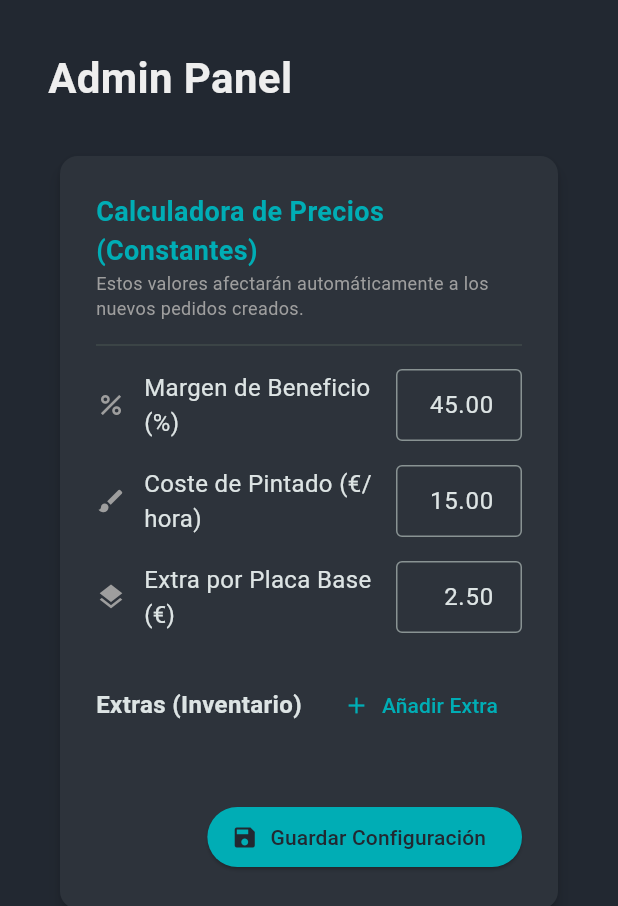
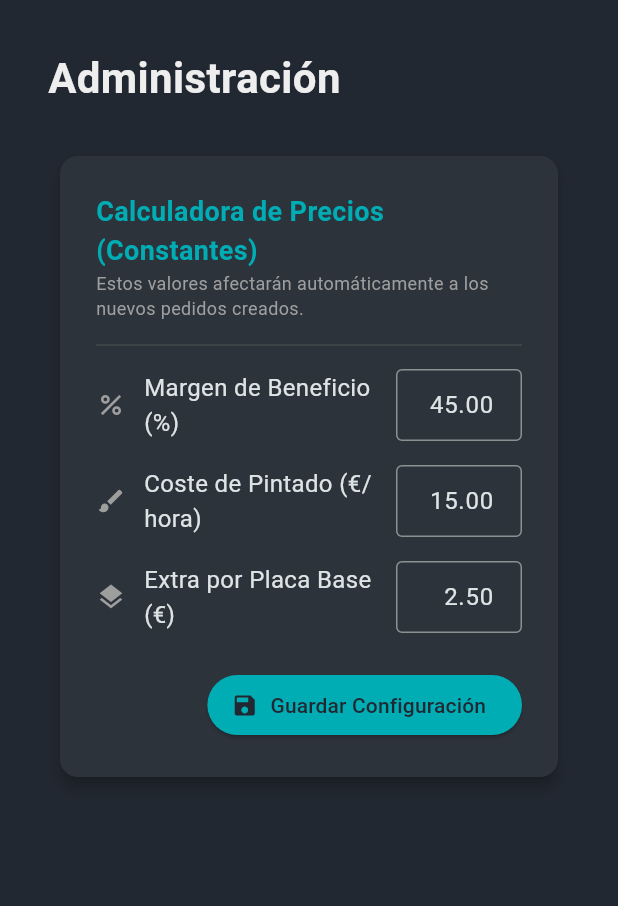
Before and after one commit to nesherben/nesherprints, a Flutter app: the AdminView widget shown alone on an empty page, opened directly, on a phone screen of 412 x 824 dp. Shown: the top 906 px of the screen. Run offline on Flutter 3.47's test engine with Material 3 defaults, Android fonts, the phone set to English and light mode, and no system bars; our stand-ins replace fl_chart, sqflite_common_ffi; accounts and stored records are empty.

Commit message:
feat: Update UI strings to Spanish and refactor string management
- Translated various UI strings to Spanish in constants.dart.
- Introduced AppStrings class for better string management across the application.
- Updated dialogs and forms to use new AppStrings for consistency.
- Removed unused extras management from admin panel.
- Adjusted button labels and tooltips to reflect new translations.

```diff
--- a/lib/core/constants.dart
+++ b/lib/core/constants.dart
@@ -107,27 +107,27 @@ class UiStrings {
   static const String all = 'Todos';
 
   // Navigation
-  static const String orders = 'Orders';
-  static const String clients = 'Clients';
-  static const String inventory = 'Inventory';
+  static const String orders = 'Pedidos';
+  static const String clients = 'Clientes';
+  static const String inventory = 'Inventario';
   static const String pieces = 'Piezas';
-  static const String admin = 'Admin';
-  static const String dashboard = 'Dashboard';
+  static const String admin = 'Administración';
+  static const String dashboard = 'Panel';
 
   // Actions
-  static const String add = 'Add';
-  static const String edit = 'Edit';
-  static const String delete = 'Delete';
-  static const String save = 'Save';
-  static const String cancel = 'Cancel';
-  static const String confirm = 'Confirm';
-  static const String close = 'Close';
+  static const String add = 'Añadir';
+  static const String edit = 'Editar';
+  static const String delete = 'Eliminar';
+  static const String save = 'Guardar';
+  static const String cancel = 'Cancelar';
+  static const String confirm = 'Confirmar';
+  static const String close = 'Cerrar';
 
   // Order actions
-  static const String newOrder = 'New Order';
-  static const String completeOrder = 'Complete Order';
-  static const String recordWaste = 'Record Waste';
-  static const String deleteOrder = 'Delete Order';
+  static const String newOrder = 'Nuevo Pedido';
+  static const String completeOrder = 'Completar Pedido';
+  static const String recordWaste = 'Registrar Pérdida';
+  static const String deleteOrder = 'Eliminar Pedido';
 }
 
 // ==================== VALIDATION ====================
--- /dev/null
+++ b/lib/core/strings.dart
@@ -0,0 +1,96 @@
+class AppStrings {
+  // General actions
+  static const String cancel = 'Cancelar';
+  static const String save = 'Guardar';
+  static const String delete = 'Eliminar';
+  static const String confirm = 'Confirmar';
+  static const String saveSettings = 'Guardar Configuración';
+
+  // Extras / Pieces
+  static const String pieces = 'Piezas';
+  static const String addPieces = 'Añadir Piezas';
+  static const String addUnits = 'Unidades a añadir';
+  static const String totalPriceOfUnits = 'Precio total de estas unidades (€)';
+  static const String addExtra = 'Añadir Extra';
+  static const String editExtra = 'Editar Extra';
+  static const String unitsPerPackage = 'Unidades por paquete';
+  static const String totalPricePackage = 'Precio total del paquete (€)';
+  static const String apply = 'Aplicar';
+
+  // Confirmation texts
+  static const String confirmDeletionTitle = 'Confirmar eliminación';
+  static String confirmDeletionMessage(String name) =>
+      '¿Eliminar "$name"? Esta acción no se puede deshacer.';
+
+  // Tooltips / small labels
+  static const String edit = 'Editar';
+  static const String addStock = 'Sumar unidades';
+  static const String deleteTooltip = 'Eliminar';
+
+  // Admin / Settings
+  static const String settingsUpdated = 'Variables actualizadas correctamente';
+
+  // Order form
+  static const String newOrder = 'Nuevo Pedido';
+  static const String editOrder = 'Editar Pedido';
+  static const String saveOrder = 'Guardar Pedido';
+  static const String blocked = 'BLOQUEADO';
+
+  // Small generic
+  static const String noExtrasDefined = 'No hay extras definidos.';
+  // Order / Forms
+  static const String nameLabel = 'Nombre';
+  static const String clientOptional = 'Cliente (Opcional)';
+  static const String unassigned = 'Sin asignar';
+  static const String projectName = 'Nombre del Proyecto';
+  static const String status = 'Estado';
+  static const String newClient = 'Nuevo Cliente';
+  static const String editClient = 'Editar Cliente';
+  static const String optionalFields =
+      'Todos los campos son opcionales. Rellena solo lo que sepas.';
+  static const String clientNameLabel = 'Nombre / Alias';
+  static const String clientPhoneLabel = 'Teléfono (WhatsApp)';
+  static const String clientContactLabel = 'Email / Instagram';
+
+  // Plates / Materials
+  static const String platesConfigTitle = 'Configuración por Placas';
+  static const String addPlate = 'Añadir Placa';
+  static const String noPlates =
+      'No hay placas. Añade una para empezar a calcular.';
+  static const String gramsLabel = 'Gramos (g)';
+  static const String timeLabel = 'Tiempo';
+
+  // Extras UI
+  static const String extrasTitle = 'Extras (llaveros, clickers, etc.)';
+
+  // Materials
+  static const String addMaterial = 'Añadir Material';
+  static const String editMaterial = 'Editar Material';
+  static const String materialTypeLabel = 'Tipo de Material';
+  static const String materialTypeFilament = 'Filamento (Bobina)';
+  static const String materialTypeResin = 'Resina (Tanque/Bote)';
+  static const String materialNameLabel = 'Nombre/Marca';
+  static const String materialColorLabel = 'Color';
+  static const String materialCostPerKg = 'Coste por Kg (€)';
+  static const String materialStockLabel = 'Stock (gramos/ml)';
+    // Finanzas / Dashboard
+    static const String financesTitle = 'Finanzas y Tiempos Extra';
+    static const String totalPlatesAuto = 'Total Placas (Automático)';
+    static const String paintServiceTitle = 'Servicio de Pintura';
+    static const String paintHoursLabel = 'Horas Pintura';
+    static const String costManufacture = 'Coste Fabricación';
+    static const String suggestedPrice = 'Precio Sugerido';
+    static const String finalPriceLabel = 'Precio Final (€)';
+    static const String paidAdvanceLabel = 'Pagado / Adelanto';
+    static const String grossLabel = 'Bruto';
+    static const String netLabel = 'Neto';
+    static const String noData = 'Sin datos';
+    static const String billingHistoryTitle = 'Histórico de Facturación';
+    static const String distributionTitle = 'Distribución de Pedidos';
+    static const String completeFirstOrderHint = 'Completa tu primer pedido para ver el gráfico.';
+
+  // Misc
+  static const String createNewClient = 'Crear nuevo cliente';
+  static const String registerWaste = 'Registrar Pérdida';
+  static const String nameColumn = 'Nombre';
+}
--- a/lib/presentation/screens/admin_view.dart
+++ b/lib/presentation/screens/admin_view.dart
@@ -2,8 +2,9 @@ import 'package:flutter/material.dart';
 import '../../core/constants.dart';
 import '../../core/number_utils.dart';
 import '../../core/theme/app_colors.dart';
+import '../../core/strings.dart';
 import '../../data/service_locator.dart';
-import '../widgets/extra_dialog.dart';
+// Extras management removed from admin panel - kept as separate screen
 
 class AdminView extends StatefulWidget {
   const AdminView({super.key});
@@ -18,7 +19,6 @@ class _AdminViewState extends State<AdminView> {
   final _marginController = TextEditingController();
   final _paintHourController = TextEditingController();
   final _plateExtraController = TextEditingController();
-  List<Map<String, dynamic>> _extras = [];
 
   @override
   void initState() {
@@ -29,7 +29,6 @@ class _AdminViewState extends State<AdminView> {
   // Cargamos los valores de la base de datos a los cuadros de texto
   Future<void> _loadSettings() async {
     final data = await ServiceLocator.settingsRepo.getAllSettings();
-    final extras = await ServiceLocator.extrasRepo.getAllExtras();
     setState(() {
       _marginController.text =
           data[SettingKeys.margenBeneficio]?.toStringAsFixed(2) ?? '45.00';
@@ -38,33 +37,10 @@ class _AdminViewState extends State<AdminView> {
       _plateExtraController.text =
           data[SettingKeys.costePlacaExtra]?.toStringAsFixed(2) ?? '2.50';
       _isLoading = false;
-      _extras = extras;
     });
   }
 
-  void _showExtraDialog([Map<String, dynamic>? initial]) {
-    showDialog(
-      context: context,
-      builder: (context) => ExtraDialog(
-        initial: initial,
-        onSave: (payload) async {
-          if (payload['id'] != null) {
-            await ServiceLocator.extrasRepo.updateExtra(payload['id'], payload);
-          } else {
-            await ServiceLocator.extrasRepo.insertExtra(payload);
-          }
-          final updated = await ServiceLocator.extrasRepo.getAllExtras();
-          setState(() => _extras = updated);
-        },
-      ),
-    );
-  }
 
-  Future<void> _deleteExtra(int id) async {
-    await ServiceLocator.extrasRepo.deleteExtra(id);
-    final updated = await ServiceLocator.extrasRepo.getAllExtras();
-    setState(() => _extras = updated);
-  }
 
   // Guardamos los cambios en SQLite
   Future<void> _saveSettings() async {
@@ -85,7 +61,7 @@ class _AdminViewState extends State<AdminView> {
       ScaffoldMessenger.of(context).showSnackBar(
         const SnackBar(
           content: Text(
-            'Variables actualizadas correctamente',
+            AppStrings.settingsUpdated,
             style: TextStyle(fontWeight: FontWeight.bold),
           ),
           backgroundColor: AppColors.statusCompletado,
@@ -108,7 +84,7 @@ class _AdminViewState extends State<AdminView> {
         crossAxisAlignment: CrossAxisAlignment.start,
         children: [
           const Text(
-            'Admin Panel',
+            UiStrings.admin,
             style: TextStyle(
               fontSize: 28,
               fontWeight: FontWeight.bold,
@@ -161,62 +137,12 @@ class _AdminViewState extends State<AdminView> {
                     ),
 
                     const SizedBox(height: 24),
-                    Row(
-                      mainAxisAlignment: MainAxisAlignment.spaceBetween,
-                      children: [
-                        const Text(
-                          'Extras (Inventario)',
-                          style: TextStyle(
-                            fontSize: 16,
-                            fontWeight: FontWeight.bold,
-                          ),
-                        ),
-                        TextButton.icon(
-                          onPressed: () => _showExtraDialog(),
-                          icon: const Icon(Icons.add, color: AppColors.primary),
-                          label: const Text(
-                            'Añadir Extra',
-                            style: TextStyle(color: AppColors.primary),
-                          ),
-                        ),
-                      ],
-                    ),
-                    const SizedBox(height: 8),
-                    ..._extras.map(
-                      (ex) => ListTile(
-                        title: Text(ex['name']),
-                        subtitle: Text(
-                          '€${(ex['price'] as num).toStringAsFixed(2)} · ${ex['stock']} ${ex['unit'] ?? ''}',
-                        ),
-                        trailing: Row(
-                          mainAxisSize: MainAxisSize.min,
-                          children: [
-                            IconButton(
-                              onPressed: () => _showExtraDialog(ex),
-                              icon: const Icon(
-                                Icons.edit,
-                                color: AppColors.primary,
-                              ),
-                            ),
-                            IconButton(
-                              onPressed: () => _deleteExtra(ex['id'] as int),
-                              icon: const Icon(
-                                Icons.delete,
-                                color: AppColors.statusCancelado,
-                              ),
-                            ),
-                          ],
-                        ),
-                      ),
-                    ),
-
-                    const SizedBox(height: 32),
                     Align(
                       alignment: Alignment.centerRight,
                       child: ElevatedButton.icon(
                         onPressed: _saveSettings,
                         icon: const Icon(Icons.save),
-                        label: const Text('Guardar Configuración'),
+                        label: const Text(AppStrings.saveSettings),
                         style: ElevatedButton.styleFrom(
                           backgroundColor: AppColors.primary,
                           foregroundColor: AppColors.background,
--- a/lib/presentation/screens/clients_view.dart
+++ b/lib/presentation/screens/clients_view.dart
@@ -1,5 +1,6 @@
 import 'package:flutter/material.dart';
 import '../../core/theme/app_colors.dart';
+import '../../core/strings.dart';
 import '../../data/service_locator.dart';
 import '../widgets/clients/client_form_dialog.dart';
 import '../widgets/clients/client_card.dart';
@@ -90,7 +91,7 @@ class _ClientsViewState extends State<ClientsView> {
                 onPressed: () =>
                     _showClientDialog(), // Llama a la ventana sin cliente (Modo Crear)
                 icon: const Icon(Icons.person_add),
-                label: const Text('Nuevo Cliente'),
+                label: const Text(AppStrings.newClient),
                 style: ElevatedButton.styleFrom(
                   backgroundColor: AppColors.primary,
                   foregroundColor: Colors.white,
--- a/lib/presentation/screens/inventory_view.dart
+++ b/lib/presentation/screens/inventory_view.dart
@@ -2,6 +2,7 @@ import 'package:flutter/material.dart';
 import '../../core/theme/app_colors.dart';
 import '../../data/service_locator.dart';
 import '../widgets/material_dialog.dart';
+import '../../core/strings.dart';
 
 class InventoryView extends StatefulWidget {
   const InventoryView({super.key});
@@ -95,7 +96,7 @@ class _InventoryViewState extends State<InventoryView> {
                           ),
                           columns: const [
                             DataColumn(label: Text('Tipo')),
-                            DataColumn(label: Text('Nombre')),
+                            DataColumn(label: Text(AppStrings.nameColumn)),
                             DataColumn(label: Text('Color')),
                             DataColumn(label: Text('Coste/Kg')),
                             DataColumn(label: Text('Stock Restante')),
--- a/lib/presentation/widgets/clients/client_card.dart
+++ b/lib/presentation/widgets/clients/client_card.dart
@@ -1,5 +1,6 @@
 import 'package:flutter/material.dart';
 import '../../../core/theme/app_colors.dart';
+import '../../../core/strings.dart';
 
 class ClientCard extends StatelessWidget {
   final Map<String, dynamic> client;
@@ -68,7 +69,7 @@ class ClientCard extends StatelessWidget {
             // --- BOTÓN DE EDITAR ---
             IconButton(
               icon: const Icon(Icons.edit_outlined, color: AppColors.textMuted),
-              tooltip: 'Editar Cliente',
+              tooltip: AppStrings.editClient,
               onPressed: onEdit,
             ),
           ],
--- a/lib/presentation/widgets/orders/waste_dialog.dart
+++ b/lib/presentation/widgets/orders/waste_dialog.dart
@@ -1,5 +1,6 @@
 import 'package:flutter/material.dart';
 import '../../../core/theme/app_colors.dart';
+import '../../../core/strings.dart';
 import '../../../data/service_locator.dart';
 
 class WasteDialog extends StatefulWidget {
@@ -200,7 +201,7 @@ class _WasteDialogState extends State<WasteDialog> {
       actions: [
         TextButton(
           onPressed: () => Navigator.pop(context),
-          child: const Text('Cancelar'),
+          child: const Text(AppStrings.cancel),
         ),
         if (_plates.isNotEmpty)
           ElevatedButton(
@@ -209,7 +210,7 @@ class _WasteDialogState extends State<WasteDialog> {
               foregroundColor: Colors.white,
             ),
             onPressed: _saveWaste,
-            child: const Text('Registrar Pérdida'),
+            child: const Text(AppStrings.registerWaste),
           ),
       ],
     );
```
Also changed, not shown: lib/presentation/screens/dashboard_view.dart (+8 -7 lines), lib/presentation/screens/extras_view.dart (+12 -10 lines), lib/presentation/screens/main_layout.dart (+19 -7 lines), lib/presentation/widgets/add_stock_dialog.dart (+6 -5 lines), lib/presentation/widgets/client_dialog.dart (+10 -7 lines), lib/presentation/widgets/clients/client_form_dialog.dart (+13 -7 lines), lib/presentation/widgets/extra_dialog.dart (+11 -6 lines), lib/presentation/widgets/forms/finance_form_section.dart (+12 -11 lines), lib/presentation/widgets/forms/material_form_section.dart (+6 -5 lines), lib/presentation/widgets/forms/order_form_dialog.dart (+12 -12 lines), lib/presentation/widgets/material_dialog.dart (+13 -10 lines).
